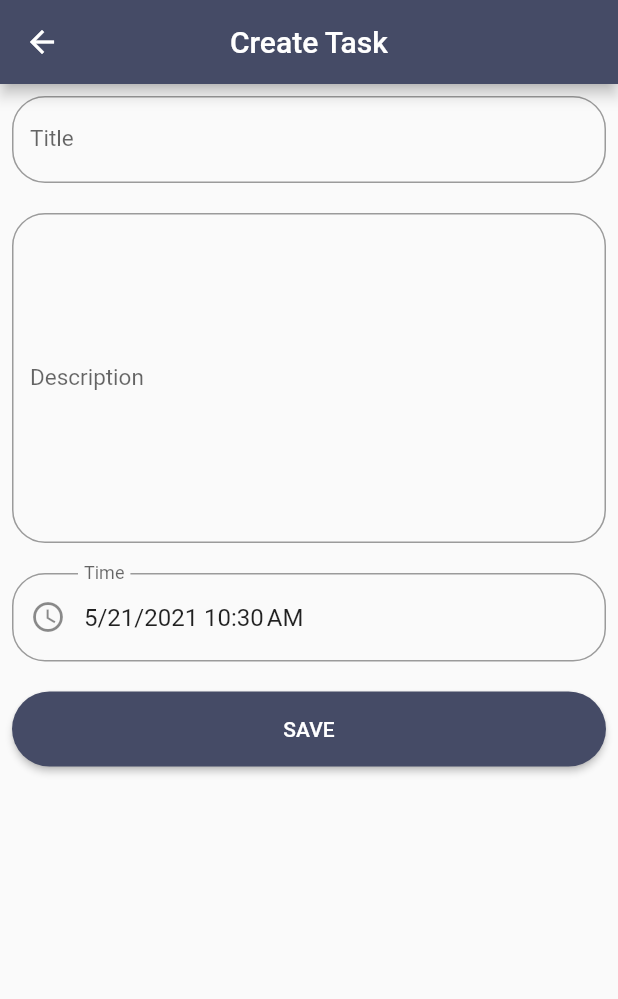
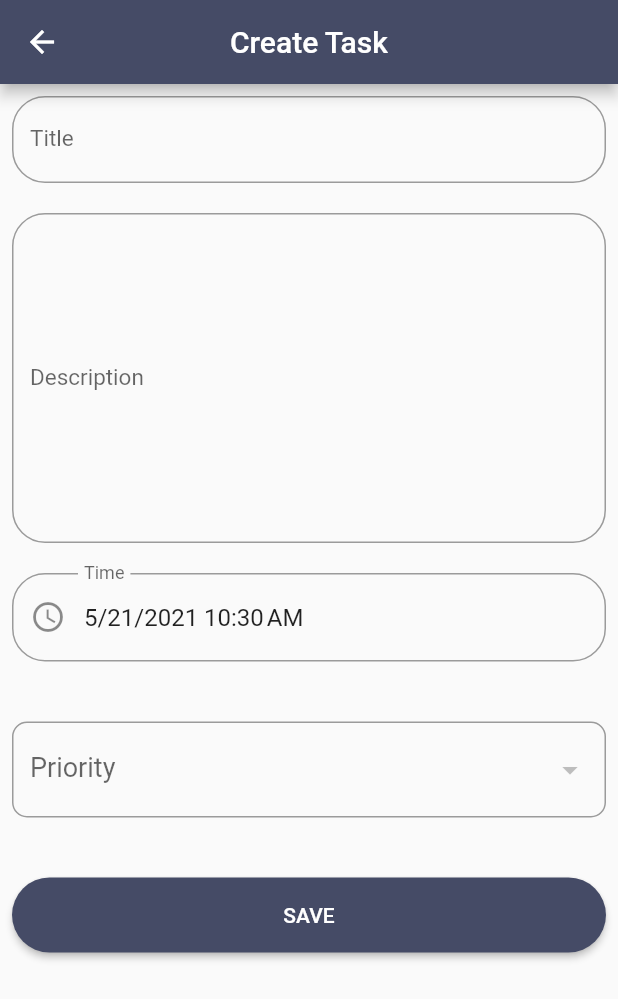
Before and after one commit to 2shrestha22/todo_app, a Flutter app: the TodoEditPage screen opened directly, on a phone screen of 412 x 824 dp. Shown: the top 999 px of the screen. Run offline on Flutter 3.47's test engine with Material 2 defaults, Android fonts, the phone set to English and light mode, and no system bars; our stand-ins replace flutter_hooks, freezed_annotation, hive, hive_flutter, hooks_riverpod, introduction_screen; accounts and stored records are empty.

Commit message:
yo priority milaidena

```diff
--- a/lib/screens/todo_form/todo_edit_page.dart
+++ b/lib/screens/todo_form/todo_edit_page.dart
@@ -22,6 +22,8 @@ class TodoEditPage extends HookWidget {
     final descriptionController = useTextEditingController()
       ..text = todo.description;
     DateTime dateTime = todo.date;
+
+    final List<String> priorities = ['Low', 'Medium', 'High'];
 
     _submit() {
       if (_golbalKey.currentState!.validate()) {
@@ -119,6 +121,41 @@ class TodoEditPage extends HookWidget {
                     SizedBox(
                       height: 20,
                     ),
+                    Padding(
+                        padding: const EdgeInsets.symmetric(
+                          vertical: 20,
+                        ),
+                        child: DropdownButtonFormField(
+                          isDense: true,
+                          items: priorities.map((String priority) {
+                            return DropdownMenuItem(
+                                value: priority,
+                                child: Text(
+                                  priority,
+                                  style: TextStyle(
+                                      color: Colors.black, fontSize: 18),
+                                ));
+                          }).toList(),
+                          style: TextStyle(fontSize: 18),
+                          decoration: InputDecoration(
+                              labelText: 'Priority',
+                              labelStyle: TextStyle(fontSize: 18),
+                              border: OutlineInputBorder(
+                                  borderRadius: BorderRadius.circular(10))),
+                          // validator: (input) => _priority == null
+                          // ? "Please Select a priority level"
+                          // : null,
+                          // onChanged: (value) {
+                          //   setState(
+                          //     () {
+                          //       _priority = value;
+                          //     },
+                          //   );
+                          // },
+                        )),
+                    SizedBox(
+                      height: 20,
+                    ),
                     ConstrainedBox(
                       constraints: const BoxConstraints.tightFor(
                           width: double.infinity, height: 50),
```
